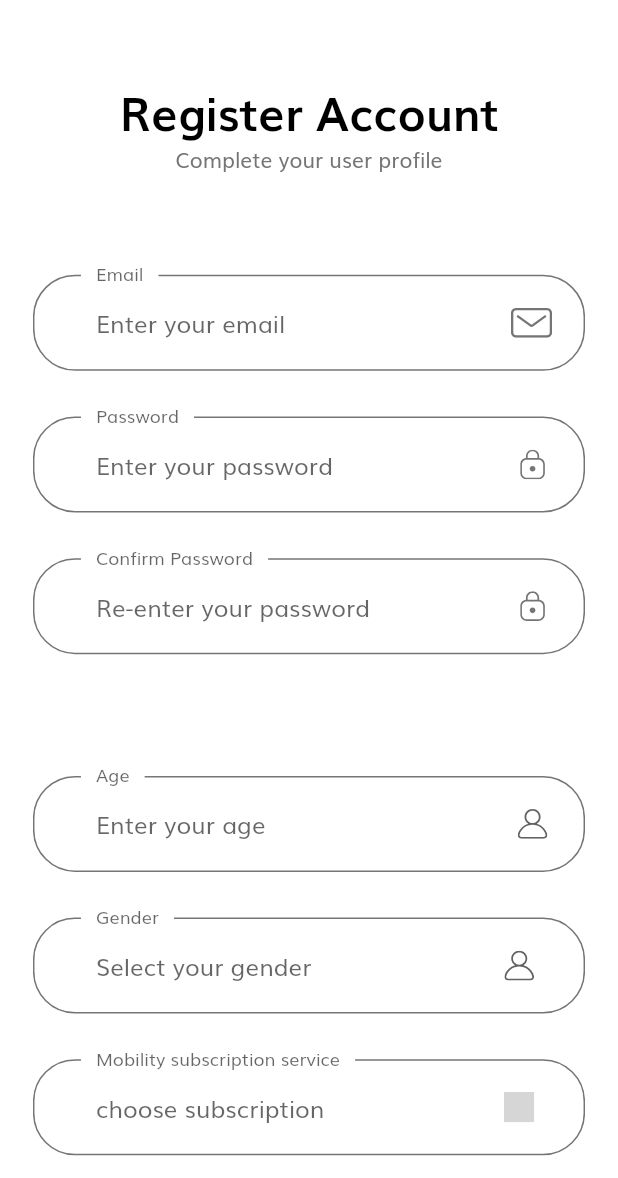
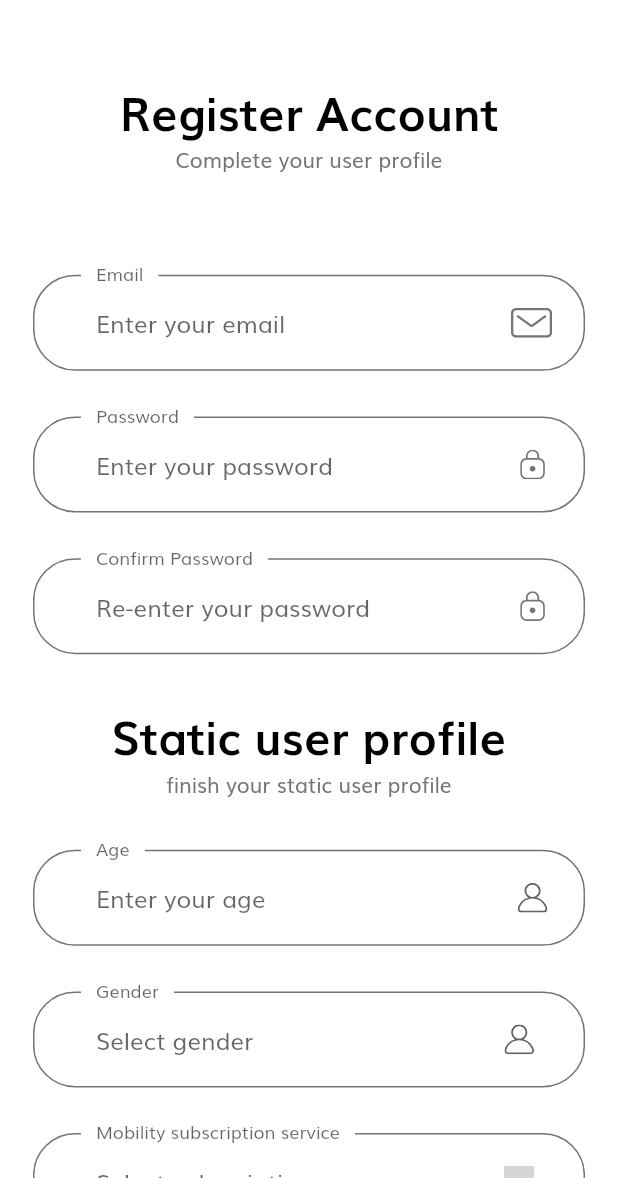
Before and after one commit to deutschkihun/User-Preference-Service, a Flutter app: the SignUpScreen screen opened by its route, on a phone screen of 412 x 824 dp, the part 58-1236 px from its top. Run offline on Flutter 3.47's test engine with Material 2 defaults, Android fonts, the phone set to English and light mode, and no system bars; our stand-ins replace flutter_svg; grey boxes are pictures that could not be loaded.

Commit message:
static user profile

```diff
--- a/client/lib/screen/SignUp/components/sign_up_form.dart
+++ b/client/lib/screen/SignUp/components/sign_up_form.dart
@@ -18,8 +18,6 @@ class SignUpForm extends StatefulWidget {
 
 class _SignUpFormState extends State<SignUpForm> {
   final _formKey = GlobalKey<FormState>();
-
-  //final gender = ['male', 'female'];
   String gender;
   String paymentMethod;
   String subscription;
@@ -32,11 +30,7 @@ class _SignUpFormState extends State<SignUpForm> {
     'Applepay'
   ];
   List<String> genderList = ['male', 'female'];
-  List<String> subscriptionList = [
-    'BahnCard',
-    'Netbike Monatstarif',
-    'Stadtmobil'
-  ];
+  List<String> subscriptionList = ['BahnCard', 'Nextbike', 'Stadtmobil'];
   List<String> handicappedList = ['Yes', 'No'];
 
   String url = "http://localhost:8080/register";
@@ -88,7 +82,13 @@ class _SignUpFormState extends State<SignUpForm> {
           SizedBox(height: getProportionateScreenHeight(30)),
           buildConfirmPassFormField(),
           FormError(errors: errors),
-          SizedBox(height: getProportionateScreenHeight(80)),
+          SizedBox(height: getProportionateScreenHeight(30)),
+          Text("Static user profile", style: headingStyle),
+          Text(
+            "finish your static user profile",
+            textAlign: TextAlign.center,
+          ),
+          SizedBox(height: SizeConfig.screenHeight * 0.04),
           buildAgeFormField(),
           SizedBox(height: getProportionateScreenHeight(30)),
           buildGenderFormField(),
@@ -241,7 +241,7 @@ class _SignUpFormState extends State<SignUpForm> {
       ),
       value: gender,
       hint: Text(
-        'Select your gender',
+        'Select gender',
       ),
       isExpanded: true,
       onChanged: (value) {
@@ -275,7 +275,7 @@ class _SignUpFormState extends State<SignUpForm> {
       ),
       value: subscription,
       hint: Text(
-        'choose subscription',
+        'Select subscription',
       ),
       isExpanded: true,
       onChanged: (value) {
@@ -308,7 +308,7 @@ class _SignUpFormState extends State<SignUpForm> {
       ),
       value: paymentMethod,
       hint: Text(
-        'choose payment method',
+        'Select payment method',
       ),
       isExpanded: true,
       onChanged: (value) {
@@ -341,7 +341,7 @@ class _SignUpFormState extends State<SignUpForm> {
       ),
       value: handicapped,
       hint: Text(
-        'Need support ?',
+        'Need any rsupport?',
       ),
       isExpanded: true,
       onChanged: (value) {
```
Also changed, not shown: 3 other files.
